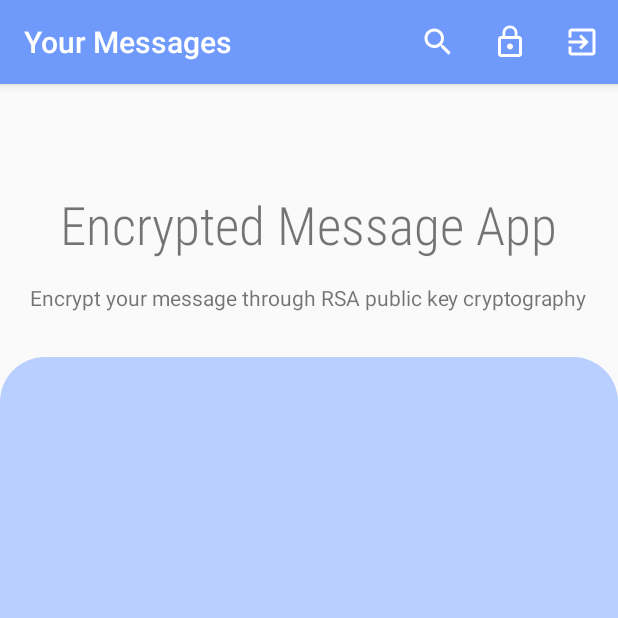
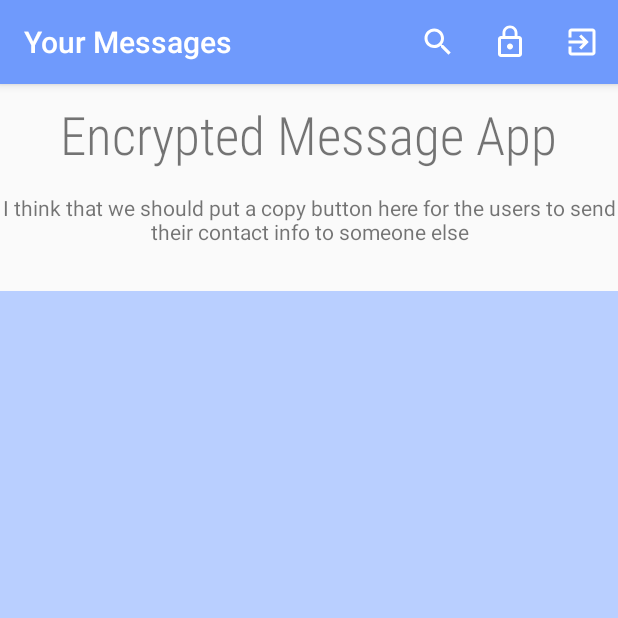
Before and after one commit to DBprod/ChatApp, an Android app: the screen it shows after launch once a user with an empty profile is signed in (MainActivity), on a phone screen of 412 x 824 dp, the top half of it. Run offline under Robolectric (Android 15) with nearby library versions, the phone set to English and light mode, and no system bars; our stand-ins replace Firebase (no records; nobody signed in at launch, a user with empty details on screens opened directly).

Commit message:
Small design tweak and added You: in front of recent message when you are the sender

```diff
--- a/app/src/main/java/com/example/chatapp/MessageActivity.java
+++ b/app/src/main/java/com/example/chatapp/MessageActivity.java
@@ -229,6 +229,7 @@ public class MessageActivity extends AppCompatActivity{
                     recentRef.child("content").setValue(senderEncryptedMessage);
                     recentRef.child("contactId").setValue(receiver_uid);
                     recentRef.child("timestamp").setValue(timestamp);
+                    recentRef.child("sender").setValue(1);
                 }
             });
             senderPost.child("content").setValue(senderEncryptedMessage);
@@ -246,6 +247,7 @@ public class MessageActivity extends AppCompatActivity{
                         recentRef.child("content").setValue(receiverEncryptedMessage);
                         recentRef.child("contactId").setValue(mCurrentUser.getUid());
                         recentRef.child("timestamp").setValue(timestamp);
+                        recentRef.child("sender").setValue(0);
                     }
                 });
                 receiverPost.child("content").setValue(receiverEncryptedMessage);
--- a/app/src/main/res/drawable/contact_list_shape.xml
+++ b/app/src/main/res/drawable/contact_list_shape.xml
@@ -2,7 +2,7 @@
 <shape xmlns:android="http://schemas.android.com/apk/res/android">
 
     <solid android:color="#B9CFFF"/>
-    <corners android:topRightRadius="30dp"
-        android:topLeftRadius="30dp"/>
+    <corners android:topRightRadius="0dp"
+        android:topLeftRadius="0dp"/>
 
 </shape>
--- a/app/src/main/res/layout/activity_main.xml
+++ b/app/src/main/res/layout/activity_main.xml
@@ -12,7 +12,7 @@
         android:layout_width="wrap_content"
         android:layout_height="wrap_content"
         android:layout_centerHorizontal="true"
-        android:layout_marginTop="70dp"
+        android:layout_marginTop="10dp"
         android:layout_marginBottom="15dp"
         android:fontFamily="sans-serif-condensed-light"
         android:text="Encrypted Message App"
@@ -26,7 +26,7 @@
         android:layout_below="@+id/pageTitle"
         android:layout_centerHorizontal="true"
         android:layout_marginBottom="30dp"
-        android:text="Encrypt your message through RSA public key cryptography"
+        android:text="I think that we should put a copy button here for the users to send their contact info to someone else"
         android:textAlignment="center"/>
 
     <android.support.v7.widget.RecyclerView
--- a/app/src/main/res/layout/single_contact.xml
+++ b/app/src/main/res/layout/single_contact.xml
@@ -3,7 +3,7 @@
     xmlns:app="http://schemas.android.com/apk/res-auto"
     xmlns:tools="http://schemas.android.com/tools"
     android:layout_width="match_parent"
-    android:layout_height="70dp"
+    android:layout_height="80dp"
     android:layout_margin="0dp"
     android:orientation="horizontal">
 
@@ -46,7 +46,7 @@
         <TextView
             android:id="@+id/recentMessage"
             android:layout_width="match_parent"
-            android:layout_height="wrap_content"
+            android:layout_height="15sp"
             android:layout_marginLeft="10dp"
             android:layout_marginTop="0dp"
             android:layout_marginRight="10dp"
```
Also changed, not shown: app/src/main/java/com/example/chatapp/LoginActivity.java (+4 -7 lines), app/src/main/java/com/example/chatapp/MainActivity.java (+20 -4 lines), app/src/main/java/com/example/chatapp/People.java (+11 -1 lines), app/src/main/java/com/example/chatapp/RegisterActivity.java (+15 -1 lines), app/src/main/res/layout/sign_out_window.xml (added, +11 -0 lines).
